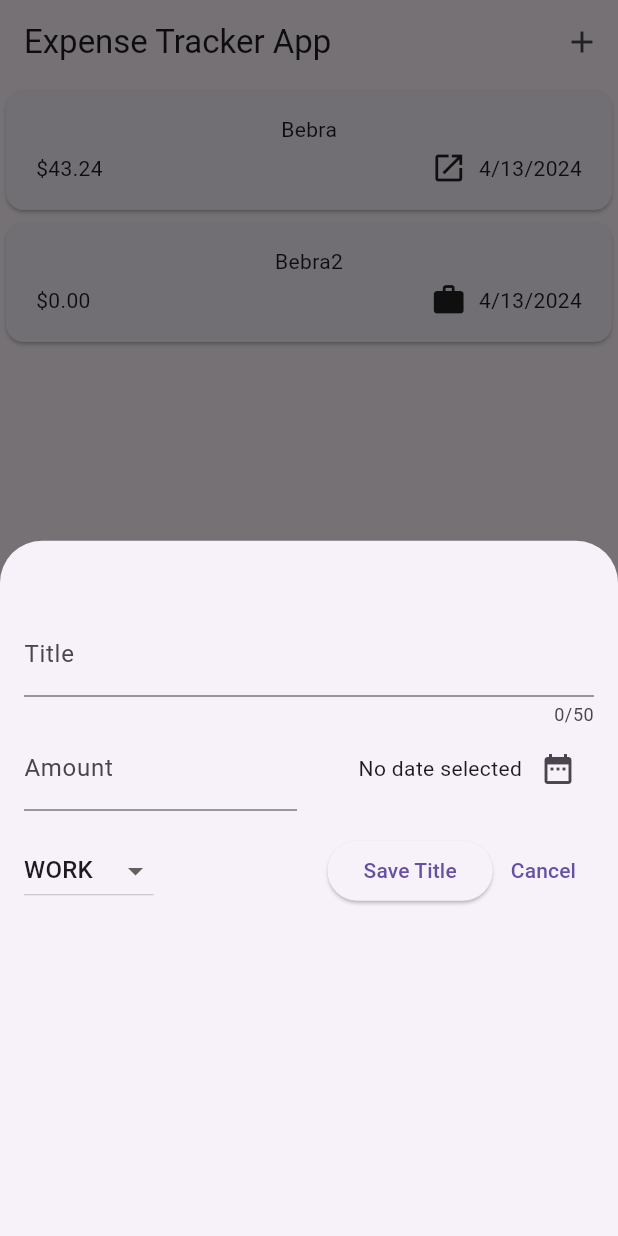
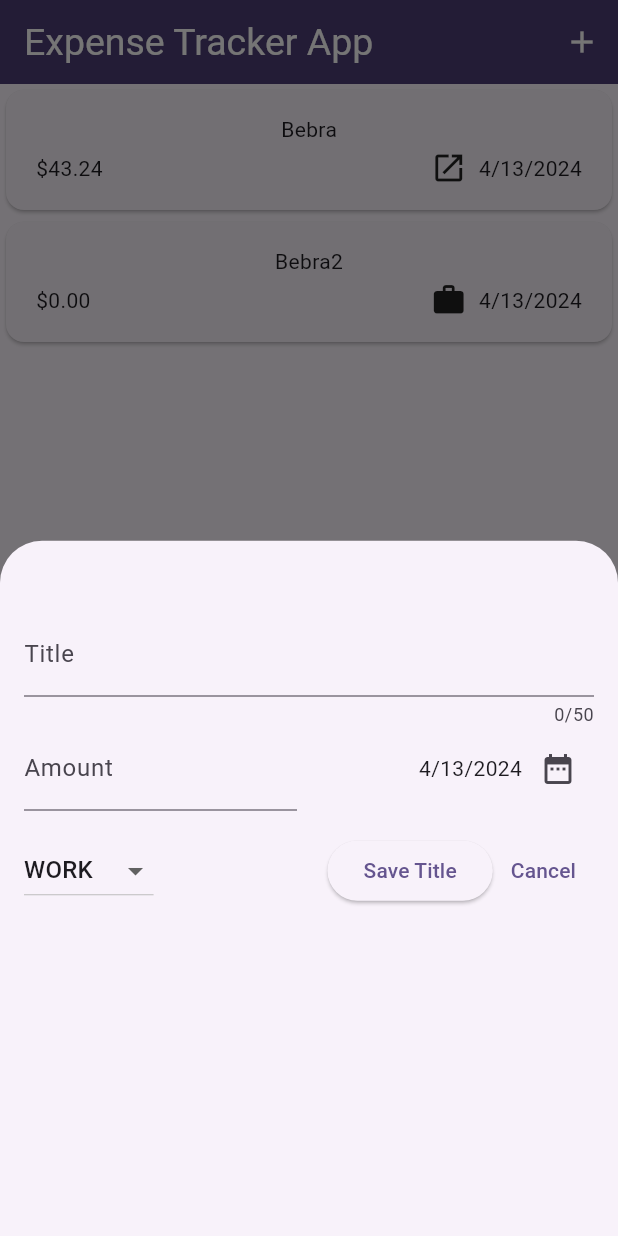
Before and after one commit to loremm34/expense_tracker, a Flutter app: the screen it shows after launch, after a tap on the "add" icon, on a phone screen of 412 x 824 dp. Run offline on Flutter 3.47's test engine with Material 3 defaults, Android fonts, the phone set to English and light mode, and no system bars.

Commit message:
date picker bug fixed and styling update

```diff
--- a/lib/expenses.dart
+++ b/lib/expenses.dart
@@ -46,7 +46,8 @@ class _Expenses extends State<Expenses> {
       _registeredExpensese.remove(expenses);
     });
 
-    ScaffoldMessenger.of(context).showSnackBar(SnackBar(
+    ScaffoldMessenger.of(context).showSnackBar(
+      SnackBar(
         content: const Text("Expense deleted"),
         duration: const Duration(seconds: 3),
         action: SnackBarAction(
@@ -56,7 +57,8 @@ class _Expenses extends State<Expenses> {
                 _registeredExpensese.insert(expensesIndex, expenses);
               });
             }),
-    ));
+      ),
+    );
   }
 
   @override
@@ -76,7 +78,7 @@ class _Expenses extends State<Expenses> {
           const SizedBox(
             width: 8,
           ),
-          IconButton(onPressed: _openAddModalSheet, icon: const Icon(Icons.add))
+          IconButton(onPressed: _openAddModalSheet, icon: const Icon(Icons.add), color: Colors.white,)
         ],
       ),
       body: Column(
--- a/lib/main.dart
+++ b/lib/main.dart
@@ -1,5 +1,9 @@
 import 'package:flutter/material.dart';
 import 'package:expense_tracker/expenses.dart';
+
+var kColorScheme =
+    ColorScheme.fromSeed(seedColor: const Color.fromARGB(255, 96, 59, 181));
+
 void main() {
   runApp(const MyApp());
 }
@@ -9,8 +13,14 @@ class MyApp extends StatelessWidget {
   @override
   Widget build(BuildContext context) {
     return MaterialApp(
-      debugShowCheckedModeBanner: false,
-      home: Expenses()
-    );
+        theme: ThemeData(
+            colorScheme: kColorScheme,
+            useMaterial3: true,
+            appBarTheme: AppBarTheme()
+                .copyWith(backgroundColor: kColorScheme.onPrimaryContainer,
+                foregroundColor: kColorScheme.onPrimaryContainer,
+                titleTextStyle: TextStyle(color: Colors.white, fontSize: 25))),
+        debugShowCheckedModeBanner: false,
+        home: Expenses());
   }
 }
--- a/lib/widgets/expenses_list.dart
+++ b/lib/widgets/expenses_list.dart
@@ -3,7 +3,7 @@ import 'package:expense_tracker/models/expense.dart';
 import 'package:expense_tracker/widgets/expenses_list/expense_item.dart';
 
 class ExpensesList extends StatelessWidget {
-  ExpensesList(
+  const ExpensesList(
       {super.key, required this.expenses, required this.onRemoveExpense});
 
   final List<Expense> expenses;
--- a/lib/widgets/new_expenses.dart
+++ b/lib/widgets/new_expenses.dart
@@ -21,7 +21,7 @@ class _NewExpenses extends State<NewExpenses> {
   // controllers
   final _titleController = TextEditingController();
   final _amountController = TextEditingController();
-  DateTime? _selectedDate;
+  DateTime? _selectedDate = DateTime.now();
   var _selectedCategory = Category.work;
 
   @override
```
Lines whose indentation alone changed are shown as unchanged.
